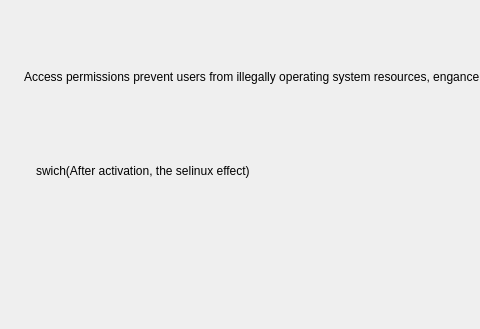
First picture: the form in src/ui/tool-box/access-control/access-control-page.ui, repository openeuler-mirror/ks-ssr, before the edit; both pictures show x 0 to 480 and y 0 to 329 of the 925 by 329 pixel window.
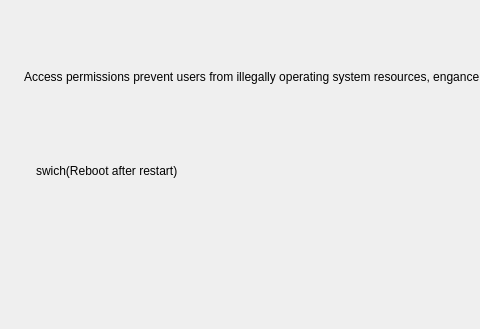
Second picture: the form after the edit. Custom widgets are drawn as their Qt base class.

What changed in the file:
```diff
--- a/src/ui/tool-box/access-control/access-control-page.ui
+++ b/src/ui/tool-box/access-control/access-control-page.ui
@@ -95,7 +95,7 @@
       <item>
        <widget class="QLabel" name="label_2">
         <property name="text">
-         <string>swich(After activation, the selinux effect)</string>
+         <string>swich(Reboot after restart)</string>
         </property>
        </widget>
       </item>
```
